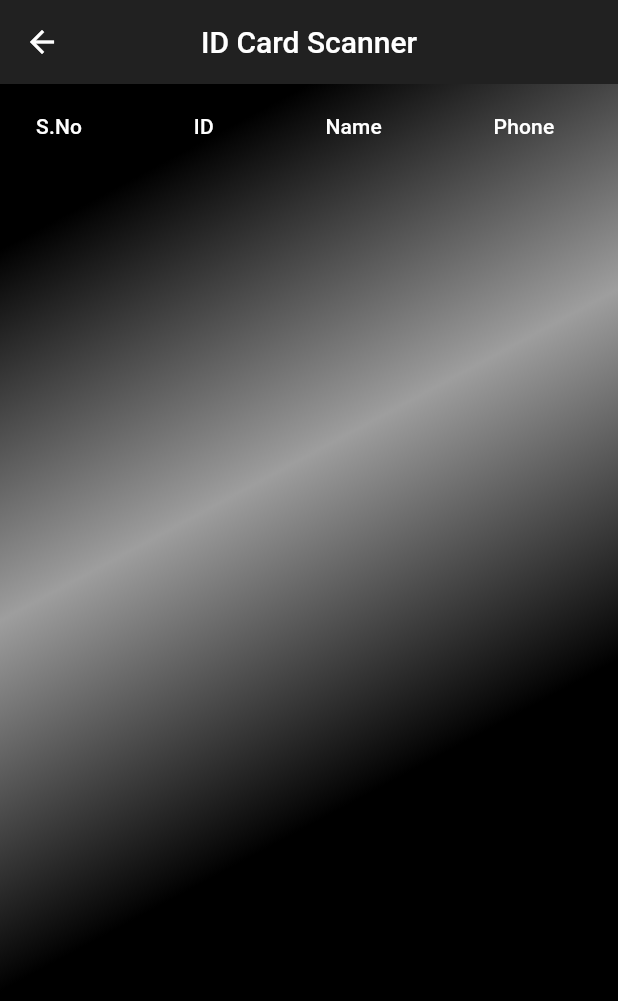
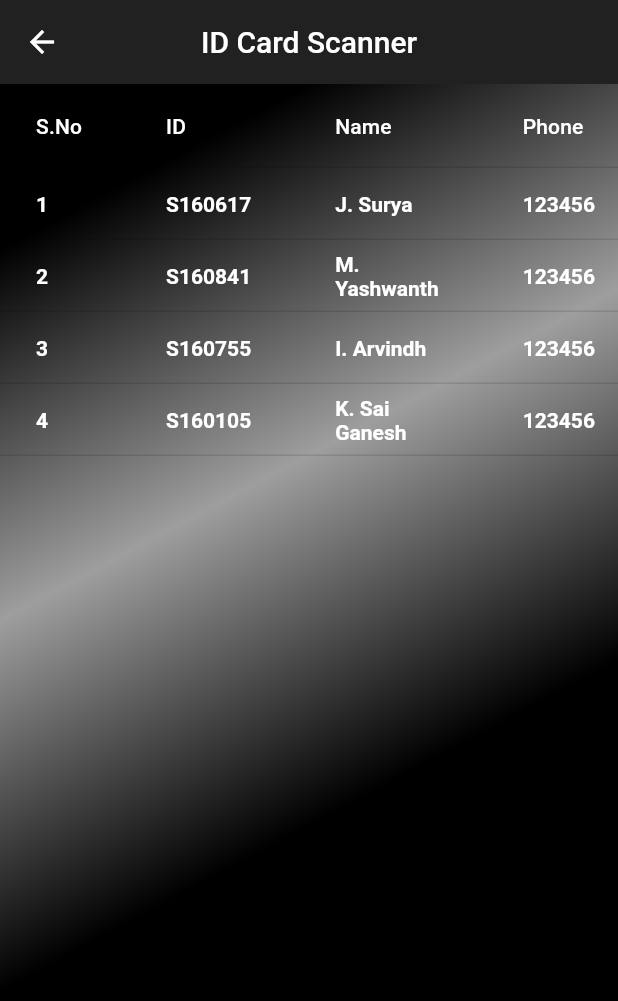
Before and after one commit to jillellamudisurya/ID-Card-Scanner, a Flutter app: the LeaveStats screen opened directly, on a phone screen of 412 x 824 dp. Shown: the top 1001 px of the screen. Run offline on Flutter 3.47's test engine with Material 2 defaults, Android fonts, the light colour scheme and no system bars; our stand-ins replace cloud_firestore, firebase_auth, flutter_spinkit; missing offline and left inert: flutter_barcode_scanner; accounts and stored records are empty.

Commit message:
Sample Data Added

```diff
--- a/lib/LeaveStats.dart
+++ b/lib/LeaveStats.dart
@@ -15,31 +15,101 @@ class _LeaveStatsState extends State<LeaveStats> {
         centerTitle: true,
         elevation: 0.0,
       ),
-      body: Container(
-        decoration: BoxDecoration(
-            gradient: LinearGradient(
-                begin: Alignment.topCenter,
-                colors: [Colors.black, Colors.grey, Colors.black])),
-       constraints: BoxConstraints.expand(),
-
+      body: Scrollbar(
+        child: Container(
+          decoration: BoxDecoration(
+              gradient: LinearGradient(
+                  begin: Alignment.topCenter,
+                  colors: [Colors.black, Colors.grey, Colors.black])),
+          constraints: BoxConstraints.expand(),
           child: DataTable(
+            showBottomBorder: true,
             columns: [
-              DataColumn(label: Text('S.No',
-                style: TextStyle(color: Colors.white ),)),
-              DataColumn(label: Text('ID',
-              style: TextStyle(color: Colors.white ),)),
-              DataColumn(label: Text('Name',
-              style: TextStyle(color: Colors.white ),)),
-              DataColumn(label: Text('Phone',
-              style: TextStyle(color: Colors.white ),)),
+              DataColumn(
+                  label: Text(
+                'S.No',
+                style: TextStyle(color: Colors.white),
+              )),
+              DataColumn(
+                  label: Text(
+                'ID',
+                style: TextStyle(color: Colors.white),
+              )),
+              DataColumn(
+                  label: Text(
+                'Name',
+                style: TextStyle(color: Colors.white),
+              )),
+              DataColumn(
+                  label: Text(
+                'Phone',
+                style: TextStyle(color: Colors.white),
+              )),
               //DataColumn(label: Text('Parent Phone')),
               //DataColumn(label: Text('In Time')),
               //DataColumn(label: Text('Out Time')),
             ],
-            rows: [],
+            rows: [
+              DataRow(cells: [
+                DataCell(Text('1',
+                    style: TextStyle(
+                        color: Colors.white, fontWeight: FontWeight.bold))),
+                DataCell(Text('S160617',
+                    style: TextStyle(
+                        color: Colors.white, fontWeight: FontWeight.bold))),
+                DataCell(Text('J. Surya',
+                    style: TextStyle(
+                        color: Colors.white, fontWeight: FontWeight.bold))),
+                DataCell(Text('123456',
+                    style: TextStyle(
+                        color: Colors.white, fontWeight: FontWeight.bold))),
+              ]),
+              DataRow(cells: [
+                DataCell(Text('2',
+                    style: TextStyle(
+                        color: Colors.white, fontWeight: FontWeight.bold))),
+                DataCell(Text('S160841',
+                    style: TextStyle(
+                        color: Colors.white, fontWeight: FontWeight.bold))),
+                DataCell(Text('M. Yashwanth',
+                    style: TextStyle(
+                        color: Colors.white, fontWeight: FontWeight.bold))),
+                DataCell(Text('123456',
+                    style: TextStyle(
+                        color: Colors.white, fontWeight: FontWeight.bold))),
+              ]),
+              DataRow(cells: [
+                DataCell(Text('3',
+                    style: TextStyle(
+                        color: Colors.white, fontWeight: FontWeight.bold))),
+                DataCell(Text('S160755',
+                    style: TextStyle(
+                        color: Colors.white, fontWeight: FontWeight.bold))),
+                DataCell(Text('I. Arvindh',
+                    style: TextStyle(
+                        color: Colors.white, fontWeight: FontWeight.bold))),
+                DataCell(Text('123456',
+                    style: TextStyle(
+                        color: Colors.white, fontWeight: FontWeight.bold))),
+              ]),
+              DataRow(cells: [
+                DataCell(Text('4',
+                    style: TextStyle(
+                        color: Colors.white, fontWeight: FontWeight.bold))),
+                DataCell(Text('S160105',
+                    style: TextStyle(
+                        color: Colors.white, fontWeight: FontWeight.bold))),
+                DataCell(Text('K. Sai Ganesh',
+                    style: TextStyle(
+                        color: Colors.white, fontWeight: FontWeight.bold))),
+                DataCell(Text('123456',
+                    style: TextStyle(
+                        color: Colors.white, fontWeight: FontWeight.bold))),
+              ])
+            ],
           ),
-
         ),
+      ),
     );
   }
 }
```
Also changed, not shown: lib/OutingStats.dart (+87 -17 lines).
